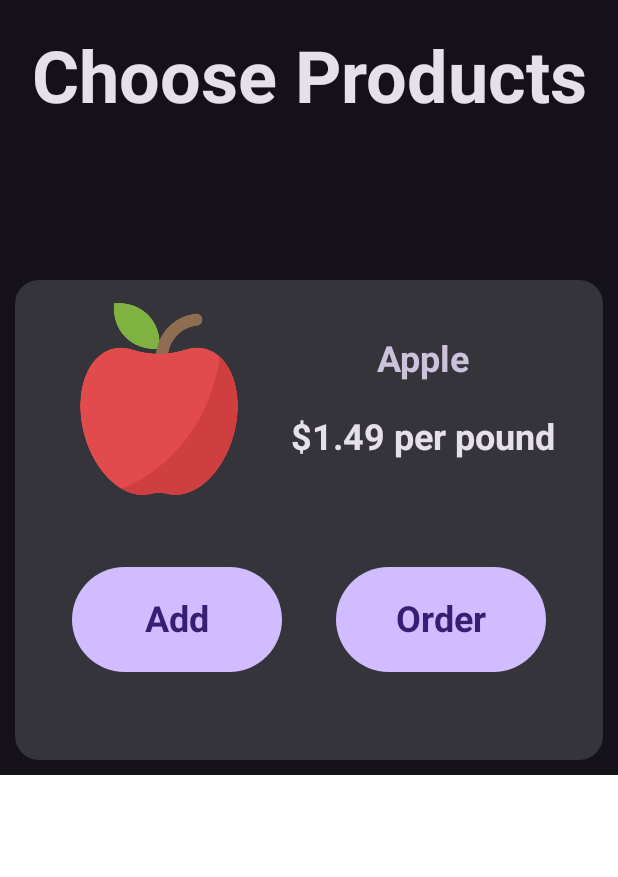
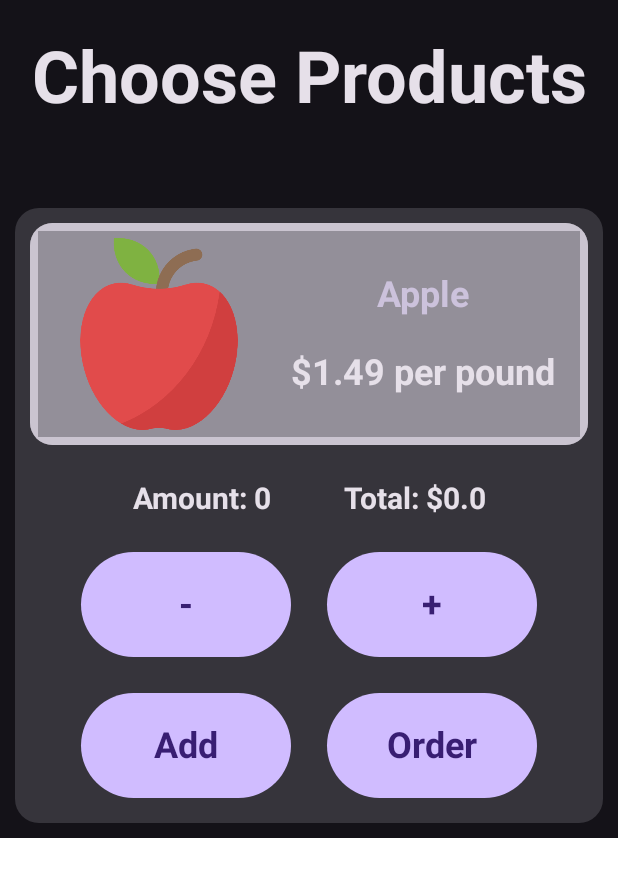
Before and after one commit to xKaeM/VegetableAppRemote, an Android app built with Jetpack Compose: the @Preview function HomeScreenPreview, on a phone screen of 412 x 824 dp. Shown: the top 877 px of the screen. Run offline under Robolectric (Android 15) with nearby library versions, the phone set to English and light mode, and no system bars.

Commit message:
Repair HomeScreen

```diff
--- a/app/src/main/java/com/example/vegetableapp/HomeScreen.kt
+++ b/app/src/main/java/com/example/vegetableapp/HomeScreen.kt
@@ -4,6 +4,7 @@ import androidx.annotation.DrawableRes
 import androidx.annotation.StringRes
 import androidx.compose.foundation.Image
 import androidx.compose.foundation.background
+import androidx.compose.foundation.border
 import androidx.compose.foundation.horizontalScroll
 import androidx.compose.foundation.layout.Arrangement
 import androidx.compose.foundation.layout.Column
@@ -14,13 +15,19 @@ import androidx.compose.foundation.layout.height
 import androidx.compose.foundation.layout.padding
 import androidx.compose.foundation.layout.size
 import androidx.compose.foundation.layout.width
+import androidx.compose.foundation.shape.RoundedCornerShape
 import androidx.compose.material3.Button
 import androidx.compose.material3.Card
 import androidx.compose.material3.MaterialTheme
 import androidx.compose.material3.Text
 import androidx.compose.runtime.Composable
+import androidx.compose.runtime.getValue
+import androidx.compose.runtime.mutableStateOf
+import androidx.compose.runtime.remember
+import androidx.compose.runtime.setValue
 import androidx.compose.ui.Alignment
 import androidx.compose.ui.Modifier
+import androidx.compose.ui.draw.clip
 import androidx.compose.ui.res.dimensionResource
 import androidx.compose.ui.res.painterResource
 import androidx.compose.ui.res.stringResource
@@ -40,7 +47,7 @@ fun HomeScreen(){
     ){
         Spacer(Modifier.height(dimensionResource(id = R.dimen.spacer_height_small)))
         TextOnTheTop(logoText = R.string.choose_products)
-        Spacer(Modifier.height(dimensionResource(id = R.dimen.spacer_height_large)))
+        Spacer(Modifier.height(dimensionResource(id = R.dimen.spacer_height_medium)))
         ProductCard(DataSource().productList[0])
 
     }
@@ -59,17 +66,22 @@ fun HomeScreenPreview(){
 
 @Composable
 fun ProductCard(product: Product){
+    var amount by remember {mutableStateOf(0)}
     Card(
         modifier = Modifier.padding(10.dp)
     ){
         Column(
             modifier = Modifier
-                .size(width = 400.dp, height = 320.dp)
-                .padding(15.dp)
+                .size(width = 400.dp, height = 410.dp)
+                .padding(10.dp)
         ){
             Row(
                 modifier = Modifier
-                    .fillMaxWidth(),
+                    .fillMaxWidth()
+                    .clip(RoundedCornerShape(15.dp))
+                    .background(MaterialTheme.colorScheme.outline)
+                    .border(width = 5.dp, color = MaterialTheme.colorScheme.onSurfaceVariant)
+                    .padding(vertical = 10.dp),
                 horizontalArrangement = Arrangement.Center,
             ) {
                 CardImage(product.productImage)
@@ -80,15 +92,47 @@ fun ProductCard(product: Product){
                     product.poundsOrEach
                 )
             }
-            Spacer(Modifier.height(dimensionResource(id = R.dimen.spacer_height_medium)))
+            Spacer(Modifier.height(dimensionResource(id = R.dimen.spacer_height_small)))
             Row(
                 modifier = Modifier
                     .fillMaxWidth(),
                 horizontalArrangement = Arrangement.Center,
             ){
-                CardButton(buttonText = R.string.add_button)
-                Spacer(Modifier.width(dimensionResource(id = R.dimen.spacer_width_medium)))
-                CardButton(buttonText = R.string.order_button)
+                Text(
+                    text = "Amount: $amount",
+                    style = TextStyle(
+                        fontSize = 20.sp,
+                        fontWeight = FontWeight.Bold
+                    )
+                )
+                Spacer(Modifier.width(dimensionResource(id = R.dimen.spacer_width_large)))
+                Text(
+                    text = "Total: \$${product.price * amount}",
+                    style = TextStyle(
+                        fontSize = 20.sp,
+                        fontWeight = FontWeight.Bold
+                    )
+                )
+            }
+            Spacer(Modifier.height(dimensionResource(id = R.dimen.spacer_height_small)))
+            Row(
+                modifier = Modifier
+                    .fillMaxWidth(),
+                horizontalArrangement = Arrangement.Center,
+            ){
+                CardButton(buttonText = R.string.minus_button, {if(amount>0)amount--})
+                Spacer(Modifier.width(dimensionResource(id = R.dimen.spacer_width_small)))
+                CardButton(buttonText = R.string.plus_button, {if(amount>=0)amount++})
+            }
+            Spacer(Modifier.height(dimensionResource(id = R.dimen.spacer_height_small)))
+            Row(
+                modifier = Modifier
+                    .fillMaxWidth(),
+                horizontalArrangement = Arrangement.Center,
+            ){
+                CardButton(buttonText = R.string.add_button, {})
+                Spacer(Modifier.width(dimensionResource(id = R.dimen.spacer_width_small)))
+                CardButton(buttonText = R.string.order_button, {})
             }
         }
     }
@@ -164,9 +208,9 @@ fun CardTextPreview(){
 }
 
 @Composable
-fun CardButton(@StringRes buttonText: Int){
+fun CardButton(@StringRes buttonText: Int, f: ()->Unit){
     Button(
-        onClick = {/*TODO*/},
+        onClick = {f()},
         modifier = Modifier
             .size(
                 dimensionResource(id = R.dimen.button_width),
@@ -188,6 +232,6 @@ fun CardButton(@StringRes buttonText: Int){
 @Composable
 fun CardButtonPreview(){
     VegetableAppTheme(useDarkTheme = true){
-        CardButton(R.string.add_button)
+        CardButton(R.string.add_button,{})
     }
 }
--- a/app/src/main/java/com/example/vegetableapp/LogoScreen.kt
+++ b/app/src/main/java/com/example/vegetableapp/LogoScreen.kt
@@ -5,10 +5,10 @@ import androidx.annotation.StringRes
 import androidx.compose.foundation.Image
 import androidx.compose.foundation.background
 import androidx.compose.foundation.border
-import androidx.compose.foundation.layout.Arrangement
 import androidx.compose.foundation.layout.Box
 import androidx.compose.foundation.layout.Column
 import androidx.compose.foundation.layout.Spacer
+import androidx.compose.foundation.layout.fillMaxSize
 import androidx.compose.foundation.layout.height
 import androidx.compose.foundation.layout.padding
 import androidx.compose.foundation.layout.size
@@ -24,11 +24,8 @@ import androidx.compose.ui.res.dimensionResource
 import androidx.compose.ui.res.painterResource
 import androidx.compose.ui.res.stringResource
 import androidx.compose.ui.text.TextStyle
-import androidx.compose.ui.text.buildAnnotatedString
 import androidx.compose.ui.text.font.FontWeight
-import androidx.compose.ui.text.withStyle
 import androidx.compose.ui.tooling.preview.Preview
-import androidx.compose.ui.unit.dp
 import androidx.compose.ui.unit.sp
 import com.example.compose.VegetableAppTheme
 
@@ -37,6 +34,7 @@ fun LogoScreen(f: ()->Unit){
     Column(
         horizontalAlignment = Alignment.CenterHorizontally,
         modifier = Modifier
+            .fillMaxSize()
             .background(MaterialTheme.colorScheme.background)
     ){
         Spacer(Modifier.height(dimensionResource(id = R.dimen.spacer_height_small)))
--- a/app/src/main/java/com/example/vegetableapp/MainActivity.kt
+++ b/app/src/main/java/com/example/vegetableapp/MainActivity.kt
@@ -6,7 +6,6 @@ import androidx.activity.compose.setContent
 import androidx.compose.foundation.layout.fillMaxSize
 import androidx.compose.material3.MaterialTheme
 import androidx.compose.material3.Surface
-import androidx.compose.material3.Text
 import androidx.compose.runtime.Composable
 import androidx.compose.runtime.getValue
 import androidx.compose.runtime.mutableStateOf
@@ -38,6 +37,7 @@ fun App(){
     var index by remember {mutableStateOf(0)}
     when(index){
         0 ->  LogoScreen({index++})
+        1 -> HomeScreen()
     }
 }
 
--- a/app/src/main/res/values/strings.xml
+++ b/app/src/main/res/values/strings.xml
@@ -42,5 +42,8 @@
 
     <string name="add_button">Add</string>
     <string name="order_button">Order</string>
+    <string name="minus_button">-</string>
+    <string name="plus_button">+</string>
+
 
 </resources>
```
